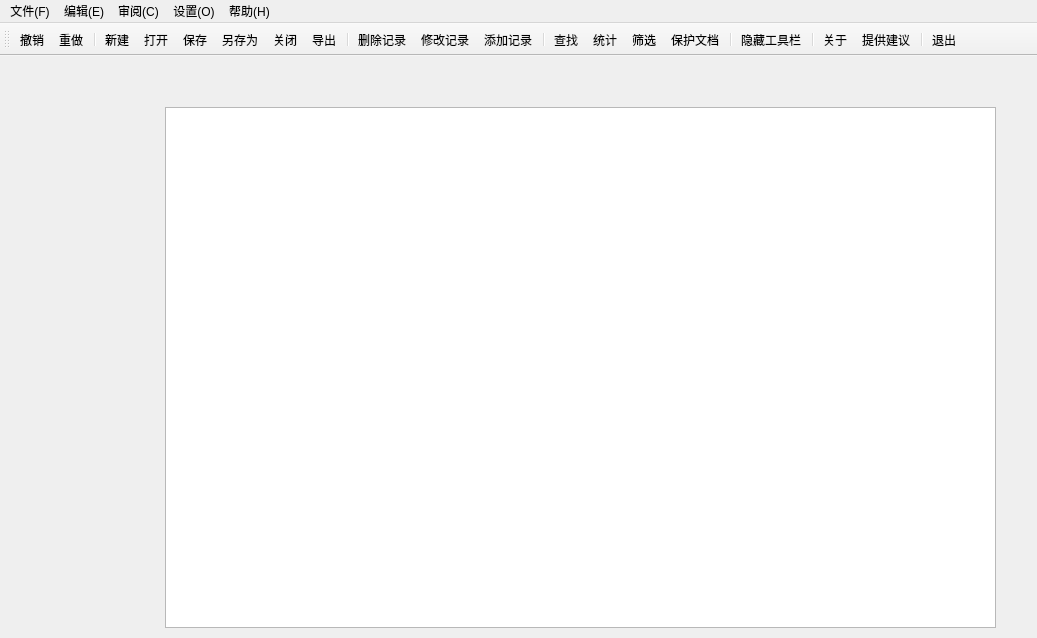
Qt form mainwindow.ui (toplus1s/-) before a commit.
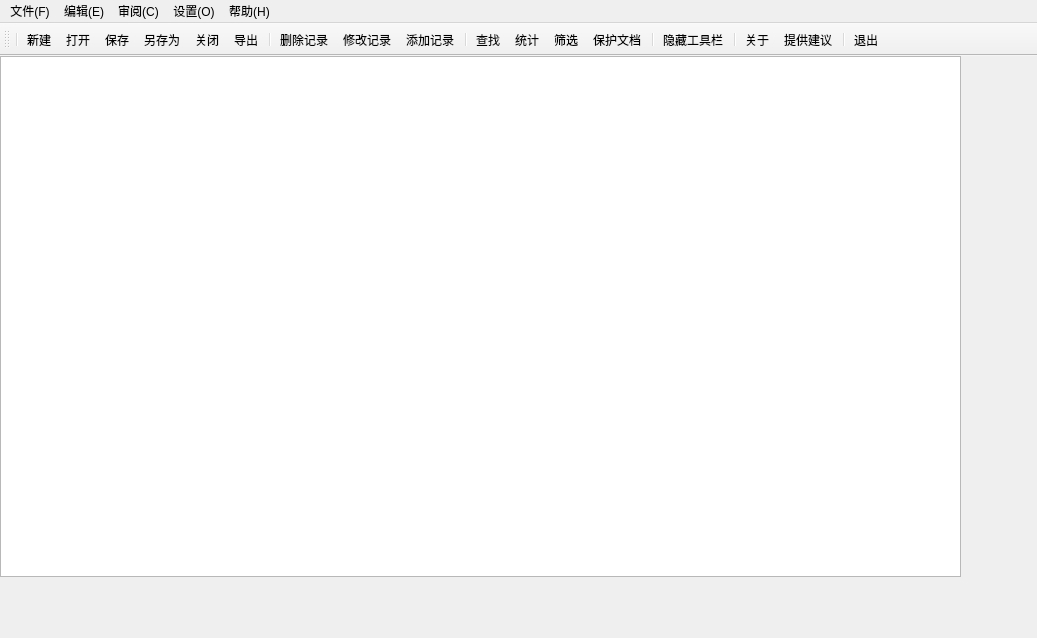
The same form after that commit. Icons and pictures are not drawn.

```diff
--- a/mainwindow.ui
+++ b/mainwindow.ui
@@ -24,9 +24,9 @@
    <widget class="QTextBrowser" name="txt">
     <property name="geometry">
      <rect>
-      <x>165</x>
-      <y>51</y>
-      <width>831</width>
+      <x>0</x>
+      <y>0</y>
+      <width>961</width>
       <height>521</height>
      </rect>
     </property>
@@ -120,8 +120,6 @@
    <attribute name="toolBarBreak">
     <bool>false</bool>
    </attribute>
-   <addaction name="undo"/>
-   <addaction name="redo"/>
    <addaction name="separator"/>
    <addaction name="new_2"/>
    <addaction name="open"/>
@@ -227,30 +225,6 @@
     <string>Ctrl+Q</string>
    </property>
   </action>
-  <action name="undo">
-   <property name="icon">
-    <iconset>
-     <normaloff>../icon/undo.ico</normaloff>../icon/undo.ico</iconset>
-   </property>
-   <property name="text">
-    <string>撤销</string>
-   </property>
-   <property name="shortcut">
-    <string>Ctrl+Alt+Z</string>
-   </property>
-  </action>
-  <action name="redo">
-   <property name="icon">
-    <iconset>
-     <normaloff>../icon/redo.ico</normaloff>../icon/redo.ico</iconset>
-   </property>
-   <property name="text">
-    <string>重做</string>
-   </property>
-   <property name="shortcut">
-    <string>Ctrl+Shift+Z</string>
-   </property>
-  </action>
   <action name="del">
    <property name="icon">
     <iconset>
```
